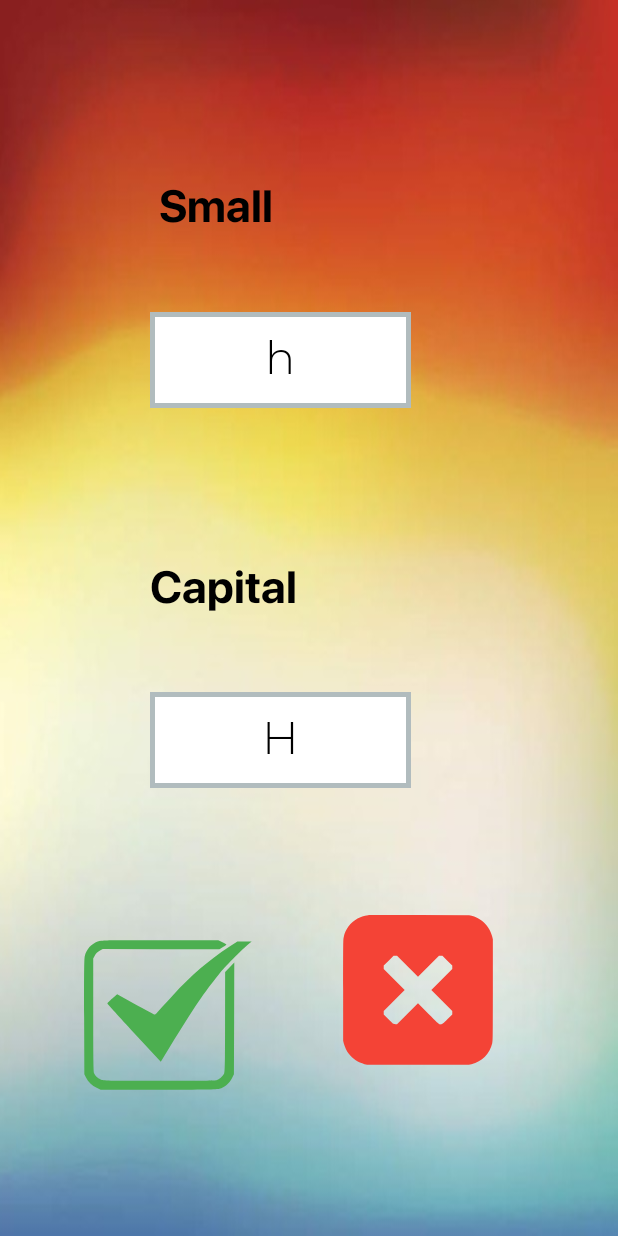
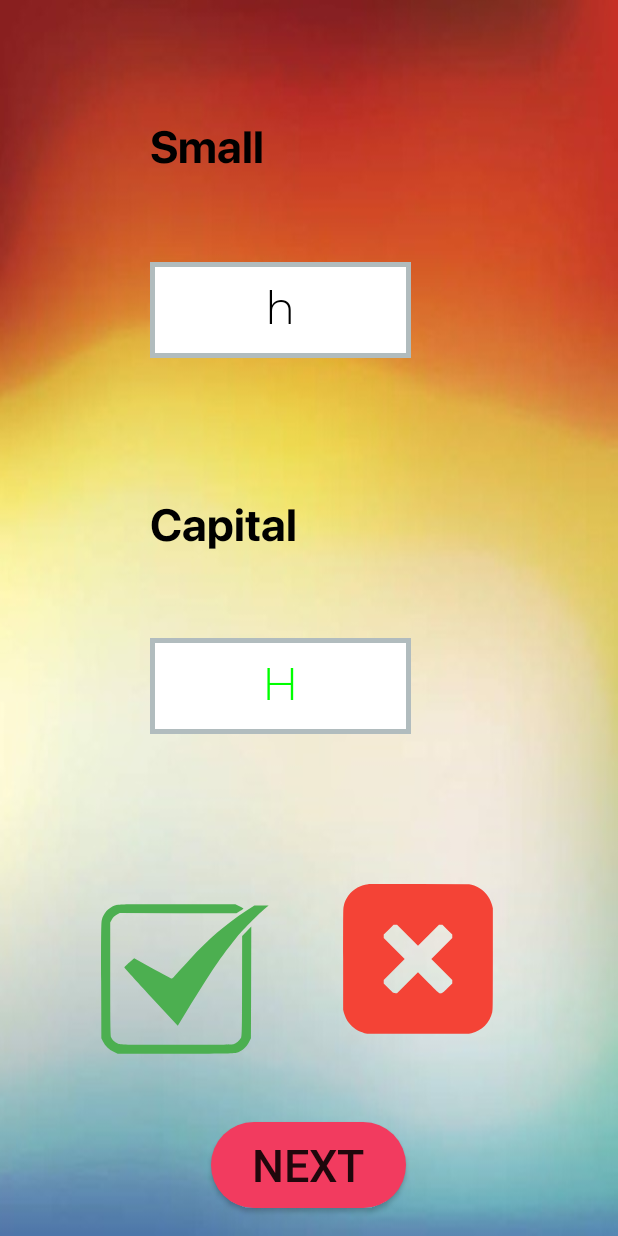
Before and after one commit to meghanabhat29/Kids-Education-App, an Android app: the SmallBigLetter screen opened directly, with no data from a screen before it, after a tap on an icon or button, on a phone screen of 412 x 824 dp. Run offline under Robolectric (Android 15) with nearby library versions, the phone set to English and light mode, and no system bars.

Commit message:
Small Big Functionalities Modified

```diff
--- a/app/src/main/java/com/example/educationapp/SmallBigLetter.java
+++ b/app/src/main/java/com/example/educationapp/SmallBigLetter.java
@@ -4,6 +4,7 @@ import androidx.appcompat.app.AppCompatActivity;
 
 import android.os.Bundle;
 import android.view.View;
+import android.widget.Button;
 import android.widget.ImageButton;
 import android.widget.TextView;
 import android.widget.Toast;
@@ -14,6 +15,7 @@ public class SmallBigLetter extends AppCompatActivity {
 
     TextView Small, Capital;
     ImageButton Tick, Cross;
+    Button Next;
     @Override
     protected void onCreate(Bundle savedInstanceState)
     {
@@ -24,13 +26,20 @@ public class SmallBigLetter extends AppCompatActivity {
         Capital = findViewById(R.id.textViewCapital);
         Tick = findViewById(R.id.imageButtonTick);
         Cross = findViewById(R.id.imageButtonCross);
+        Next = findViewById(R.id.buttonNext);
 
         Tick.setOnClickListener(new View.OnClickListener() {
             @Override
             public void onClick(View v)
             {
-                if(!Small.getText().toString().equals(Capital.getText().toString().toLowerCase()))
-                    Toast.makeText(SmallBigLetter.this,"Wrong Answer",Toast.LENGTH_SHORT).show();
+                if(!Small.getText().toString().equals(Capital.getText().toString().toLowerCase())) {
+                    Toast.makeText(SmallBigLetter.this, "Wrong Answer", Toast.LENGTH_SHORT).show();
+                    Capital.setText(Small.getText().toString().toUpperCase());
+                    Capital.setTextColor(0xFF00FF00);
+                    Next.setVisibility(View.VISIBLE);
+                    Tick.setEnabled(false);
+                    Cross.setEnabled(false);
+                }
                 else
                 {
                     Toast.makeText(SmallBigLetter.this,"Correct Answer",Toast.LENGTH_SHORT).show();
@@ -43,13 +52,30 @@ public class SmallBigLetter extends AppCompatActivity {
             @Override
             public void onClick(View v)
             {
-                if((Small.getText().toString().equals(Capital.getText().toString().toLowerCase())))
-                    Toast.makeText(SmallBigLetter.this,"Wrong Answer",Toast.LENGTH_SHORT).show();
+                if((Small.getText().toString().equals(Capital.getText().toString().toLowerCase()))) {
+                    Toast.makeText(SmallBigLetter.this, "Wrong Answer", Toast.LENGTH_SHORT).show();
+                    Capital.setText(Small.getText().toString().toUpperCase());
+                    Capital.setTextColor(0xFF00FF00);
+                    Next.setVisibility(View.VISIBLE);
+                    Tick.setEnabled(false);
+                    Cross.setEnabled(false);
+                }
                 else
                 {
                     Toast.makeText(SmallBigLetter.this,"Correct Answer",Toast.LENGTH_SHORT).show();
                     nextQuestion();
                 }
+            }
+        });
+
+        Next.setOnClickListener(new View.OnClickListener() {
+            @Override
+            public void onClick(View v) {
+                Next.setVisibility(View.INVISIBLE);
+                nextQuestion();
+                Tick.setEnabled(true);
+                Cross.setEnabled(true);
+                Capital.setTextColor(getResources().getColor(R.color.colorPrimaryDark));
             }
         });
 
--- a/app/src/main/res/layout/activity_small_big_letter.xml
+++ b/app/src/main/res/layout/activity_small_big_letter.xml
@@ -23,7 +23,7 @@
         app:layout_constraintHorizontal_bias="0.421"
         app:layout_constraintStart_toStartOf="parent"
         app:layout_constraintTop_toTopOf="parent"
-        app:layout_constraintVertical_bias="0.274" />
+        app:layout_constraintVertical_bias="0.23" />
 
     <TextView
         android:id="@+id/textViewCapital"
@@ -42,7 +42,7 @@
         app:layout_constraintHorizontal_bias="0.421"
         app:layout_constraintStart_toStartOf="parent"
         app:layout_constraintTop_toTopOf="parent"
-        app:layout_constraintVertical_bias="0.607" />
+        app:layout_constraintVertical_bias="0.56" />
 
     <TextView
         android:id="@+id/textView9"
@@ -55,10 +55,10 @@
 
         app:layout_constraintBottom_toBottomOf="parent"
         app:layout_constraintEnd_toEndOf="parent"
-        app:layout_constraintHorizontal_bias="0.42"
+        app:layout_constraintHorizontal_bias="0.398"
         app:layout_constraintStart_toStartOf="parent"
         app:layout_constraintTop_toTopOf="parent"
-        app:layout_constraintVertical_bias="0.151" />
+        app:layout_constraintVertical_bias="0.1" />
 
     <TextView
         android:id="@+id/textView10"
@@ -74,7 +74,7 @@
         app:layout_constraintHorizontal_bias="0.398"
         app:layout_constraintStart_toStartOf="parent"
         app:layout_constraintTop_toTopOf="parent"
-        app:layout_constraintVertical_bias="0.482" />
+        app:layout_constraintVertical_bias="0.428" />
 
     <ImageButton
         android:id="@+id/imageButtonCross"
@@ -96,10 +96,25 @@
         android:background="@drawable/ic_tick"
         app:layout_constraintBottom_toBottomOf="parent"
         app:layout_constraintEnd_toEndOf="parent"
-        app:layout_constraintHorizontal_bias="0.187"
+        app:layout_constraintHorizontal_bias="0.224"
         app:layout_constraintStart_toStartOf="parent"
         app:layout_constraintTop_toBottomOf="@+id/textViewCapital"
-        app:layout_constraintVertical_bias="0.884" />
+        app:layout_constraintVertical_bias="0.752" />
+
+    <Button
+        android:id="@+id/buttonNext"
+        android:layout_width="130dp"
+        android:layout_height="57dp"
+        android:background="@drawable/button"
+        android:text="NEXT"
+        android:textSize="30dp"
+        android:visibility="invisible"
+        app:layout_constraintBottom_toBottomOf="parent"
+        app:layout_constraintEnd_toEndOf="parent"
+        app:layout_constraintHorizontal_bias="0.498"
+        app:layout_constraintStart_toStartOf="parent"
+        app:layout_constraintTop_toBottomOf="@+id/textViewCapital"
+        app:layout_constraintVertical_bias="0.932" />
 
 
 </androidx.constraintlayout.widget.ConstraintLayout>
```
